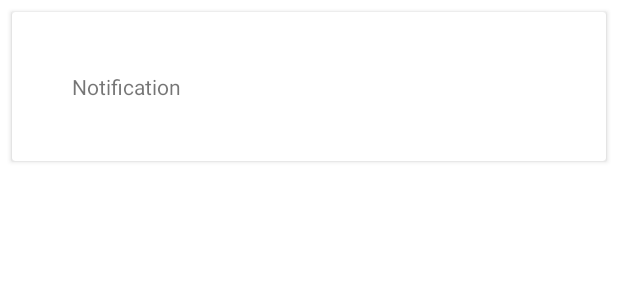
After one commit to AlvaroChambi/AFProject, an Android app: the layout notification_item_layout.xml on its own in the app's theme, with its tools: preview values and no code run, on a phone screen of 412 x 824 dp. The commit adds this screen. Shown: the top 300 px of the screen. Run offline under Robolectric (Android 15) with nearby library versions, the phone set to English and light mode, and no system bars.

Commit message:
Added basic notifications list

```diff
--- a/app/src/main/java/es/developers/achambi/afines/AfinesApplication.kt
+++ b/app/src/main/java/es/developers/achambi/afines/AfinesApplication.kt
@@ -6,6 +6,7 @@ import com.google.firebase.firestore.FirebaseFirestore
 import com.google.firebase.storage.FirebaseStorage
 import es.developer.achambi.coreframework.threading.MainExecutor
 import es.developer.achambi.coreframework.utils.URIUtils
+import es.developers.achambi.afines.home.NotificationsUseCase
 import es.developers.achambi.afines.invoices.ui.InvoiceDetailsPresentationBuilder
 import es.developers.achambi.afines.repositories.FirebaseRepository
 import es.developers.achambi.afines.invoices.ui.InvoicePresentationBuilder
@@ -20,6 +21,7 @@ class AfinesApplication : Application() {
         lateinit var invoiceDetailsPresenterFactory: InvoiceDetailsPresenterFactory
         lateinit var invoiceUploadPresenterFactory: InvoiceUploadPresenterFactory
         lateinit var profilePresenterFactory: ProfilePresenterFactory
+        lateinit var notificationsPresenterFactory: NotificationsPresenterFactory
     }
     override fun onCreate() {
         super.onCreate()
@@ -32,6 +34,7 @@ class AfinesApplication : Application() {
         val uriUtils = URIUtils()
         val profilePresentationBuilder = ProfilePresentationBuilder()
         val profileUseCase = ProfileUseCase(firebaseRepository)
+        val notificationsUseCase = NotificationsUseCase(firebaseRepository)
 
         invoicePresenterFactory = InvoicePresenterFactory(executor, invoicesUseCase, presentationBuilder)
         invoiceDetailsPresenterFactory = InvoiceDetailsPresenterFactory(executor, invoicesUseCase,
@@ -41,5 +44,6 @@ class AfinesApplication : Application() {
             uploadPresentationBuilder, uriUtils)
 
         profilePresenterFactory = ProfilePresenterFactory(executor, profileUseCase, profilePresentationBuilder)
+        notificationsPresenterFactory = NotificationsPresenterFactory(executor, notificationsUseCase)
     }
 }
--- a/app/src/main/java/es/developers/achambi/afines/OverviewActivity.kt
+++ b/app/src/main/java/es/developers/achambi/afines/OverviewActivity.kt
@@ -23,7 +23,7 @@ class OverviewActivity : BaseNavigationActivity(){
     }
 
     override fun provideEntryFragment(): Fragment {
-        return InvoiceFragment.newInstance()
+        return OverviewFragment.newInstance()
     }
 
     companion object {
--- a/app/src/main/java/es/developers/achambi/afines/invoices/ui/profile/ProfileFragment.kt
+++ b/app/src/main/java/es/developers/achambi/afines/invoices/ui/profile/ProfileFragment.kt
@@ -40,7 +40,7 @@ class ProfileFragment: BaseFragment(), ProfileScreenInterface {
     }
 
     override fun onViewSetup(view: View) {
-        activity?.setTitle(R.string.profile_activity_title)
+        activity?.setTitle(R.string.profile_menu_text)
         profile_save_button.setOnClickListener {
             presenter.saveProfile(
                 email = email_edit_text.text.toString(),
--- /dev/null
+++ b/app/src/main/java/es/developers/achambi/afines/repositories/model/FirebaseNotification.kt
@@ -0,0 +1,4 @@
+package es.developers.achambi.afines.repositories.model
+
+data class FirebaseNotification(val id: Long = 0,
+                                val message: String = "")
--- /dev/null
+++ b/app/src/main/res/layout/notification_item_layout.xml
@@ -0,0 +1,27 @@
+<?xml version="1.0" encoding="utf-8"?>
+<androidx.cardview.widget.CardView xmlns:android="http://schemas.android.com/apk/res/android"
+    xmlns:app="http://schemas.android.com/apk/res-auto"
+    android:layout_width="match_parent"
+    android:layout_height="wrap_content"
+    android:layout_margin="8dp"
+    xmlns:tools="http://schemas.android.com/tools">
+    <androidx.constraintlayout.widget.ConstraintLayout
+        android:layout_width="match_parent"
+        android:layout_height="wrap_content">
+
+        <TextView
+            android:id="@+id/notification_item_message"
+            android:layout_width="0dp"
+            android:layout_height="wrap_content"
+            android:layout_marginStart="8dp"
+            android:layout_marginTop="8dp"
+            android:layout_marginEnd="8dp"
+            android:layout_marginBottom="8dp"
+            android:padding="32dp"
+            app:layout_constraintBottom_toBottomOf="parent"
+            app:layout_constraintEnd_toEndOf="parent"
+            app:layout_constraintStart_toStartOf="parent"
+            app:layout_constraintTop_toTopOf="parent"
+            tools:text="Notification" />
+    </androidx.constraintlayout.widget.ConstraintLayout>
+</androidx.cardview.widget.CardView>
--- a/app/src/main/res/values/strings.xml
+++ b/app/src/main/res/values/strings.xml
@@ -4,7 +4,7 @@
     <string name="login">Login</string>
     <string name="invoice_menu_text">Facturas</string>
     <string name="profile_menu_text">Perfil</string>
-    <string name="overview_menu_text">Home</string>
+    <string name="overview_menu_text">Inicio</string>
     <string name="upload_invoice_activity_title">Subir factura</string>
     <string name="edit_invoice_activity_title">Editar factura</string>
 
```
Also changed, not shown: app/src/main/java/es/developers/achambi/afines/Factories.kt (+9 -0 lines), app/src/main/java/es/developers/achambi/afines/OverviewFragment.kt (+54 -4 lines), app/src/main/java/es/developers/achambi/afines/home/NotificationPresentation.kt (added, +11 -0 lines), app/src/main/java/es/developers/achambi/afines/home/NotificationsPresenter.kt (added, +36 -0 lines), app/src/main/java/es/developers/achambi/afines/home/NotificationsUseCase.kt (added, +10 -0 lines), app/src/main/java/es/developers/achambi/afines/repositories/FirebaseRepository.kt (+21 -2 lines), app/src/main/res/drawable/baseline_home_24.xml (added, +10 -0 lines), app/src/main/res/drawable/baseline_list_24.xml (added, +10 -0 lines), app/src/main/res/menu/bottom_navigation_menu.xml (+7 -7 lines).
